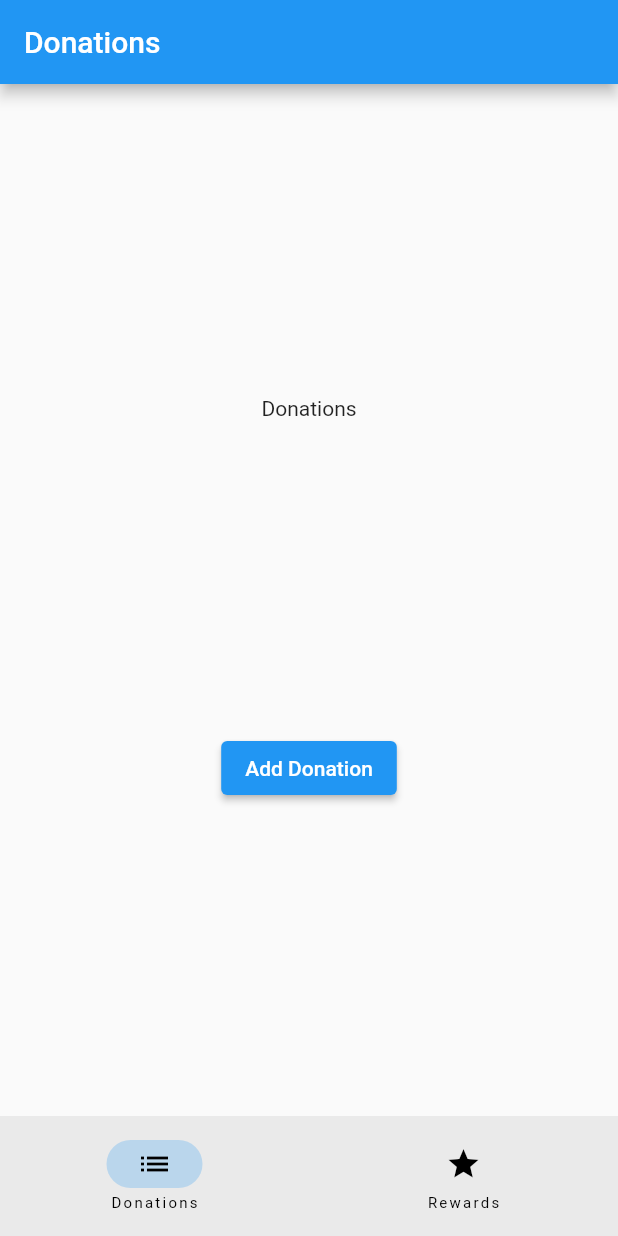
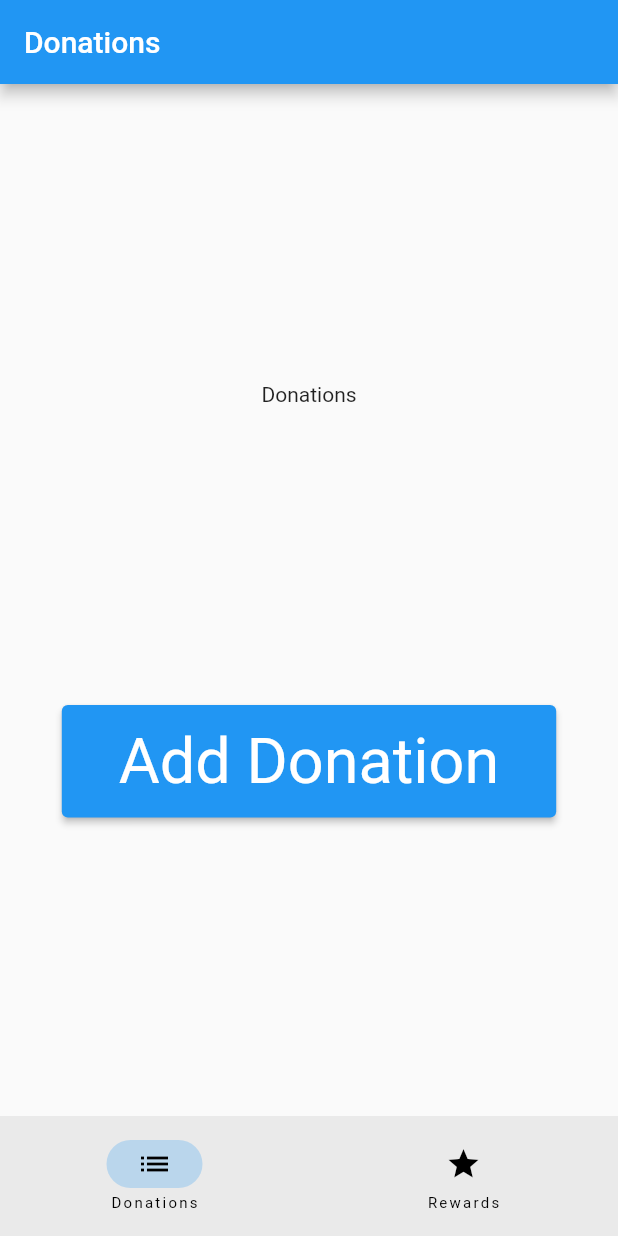
Before and after one commit to InsaneH4/knightro_rice, a Flutter app: the screen it shows after launch, on a phone screen of 412 x 824 dp. Run offline on Flutter 3.47's test engine with Material 2 defaults, Android fonts, the phone set to English and light mode, and no system bars.

Commit message:
button style
Co-authored-by: zeyujiang8800 <zeyujiang8800@users.noreply.github.com>
Co-authored-by: Jack <GeaugaJack@users.noreply.github.com>

```diff
--- a/lib/main.dart
+++ b/lib/main.dart
@@ -52,9 +52,16 @@ class _MyHomePageState extends State<MyHomePage> {
             mainAxisAlignment: MainAxisAlignment.spaceEvenly,
             children: <Widget>[
               const Text('Donations'),
-              ElevatedButton(
-                onPressed: () {},
-                child: const Text("Add Donation"),
+              SizedBox(
+                width: MediaQuery.of(context).size.width * 0.8,
+                height: 75,
+                child: ElevatedButton(
+                  onPressed: () {},
+                  style: ElevatedButton.styleFrom(
+                    textStyle: const TextStyle(fontSize: 42),
+                  ),
+                  child: const Text("Add Donation"),
+                ),
               ),
             ],
           ),
```
